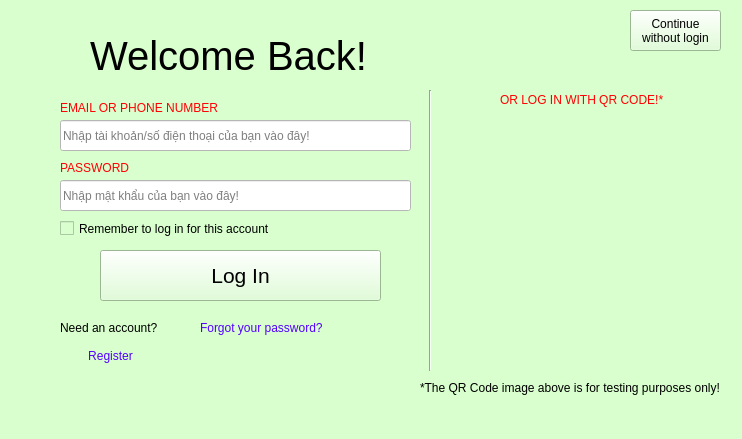
First picture: the form in PTI/SPCK/GUI/dangnhap.ui, repository GreenSystemDuy08/TL-C4K-PTI01, before the edit.
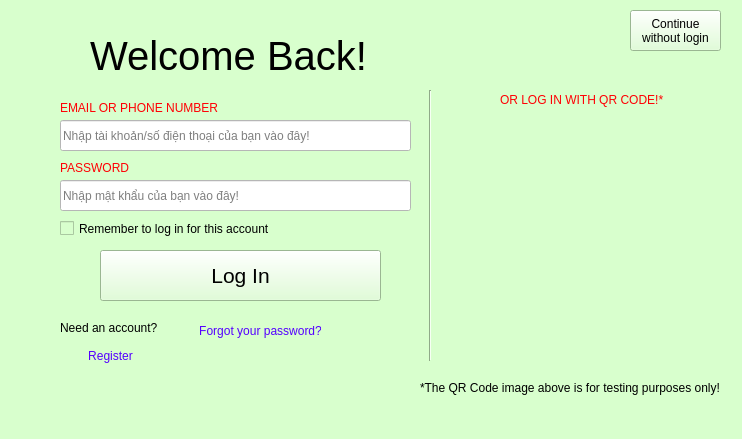
Second picture: the form after the edit. Icons and pictures are not drawn.

```diff
--- a/PTI/SPCK/GUI/dangnhap.ui
+++ b/PTI/SPCK/GUI/dangnhap.ui
@@ -176,30 +176,6 @@
      <string>Need an account?</string>
     </property>
    </widget>
-   <widget class="QLabel" name="label_6">
-    <property name="geometry">
-     <rect>
-      <x>200</x>
-      <y>320</y>
-      <width>141</width>
-      <height>16</height>
-     </rect>
-    </property>
-    <property name="font">
-     <font>
-      <pointsize>9</pointsize>
-     </font>
-    </property>
-    <property name="cursor">
-     <cursorShape>PointingHandCursor</cursorShape>
-    </property>
-    <property name="styleSheet">
-     <string notr="true">color: rgb(85, 0, 255);</string>
-    </property>
-    <property name="text">
-     <string>Forgot your password?</string>
-    </property>
-   </widget>
    <widget class="QLabel" name="label_7">
     <property name="geometry">
      <rect>
@@ -227,7 +203,7 @@
       <x>420</x>
       <y>90</y>
       <width>20</width>
-      <height>281</height>
+      <height>271</height>
      </rect>
     </property>
     <property name="orientation">
@@ -313,6 +289,26 @@
 without login</string>
     </property>
    </widget>
+   <widget class="QPushButton" name="bt_forgot">
+    <property name="geometry">
+     <rect>
+      <x>200</x>
+      <y>320</y>
+      <width>121</width>
+      <height>21</height>
+     </rect>
+    </property>
+    <property name="cursor">
+     <cursorShape>PointingHandCursor</cursorShape>
+    </property>
+    <property name="styleSheet">
+     <string notr="true">color: rgb(85, 0, 255);
+border-radius: 15px;</string>
+    </property>
+    <property name="text">
+     <string>Forgot your password?</string>
+    </property>
+   </widget>
   </widget>
   <widget class="QStatusBar" name="statusbar"/>
   <widget class="QMenuBar" name="menuBar">
```
